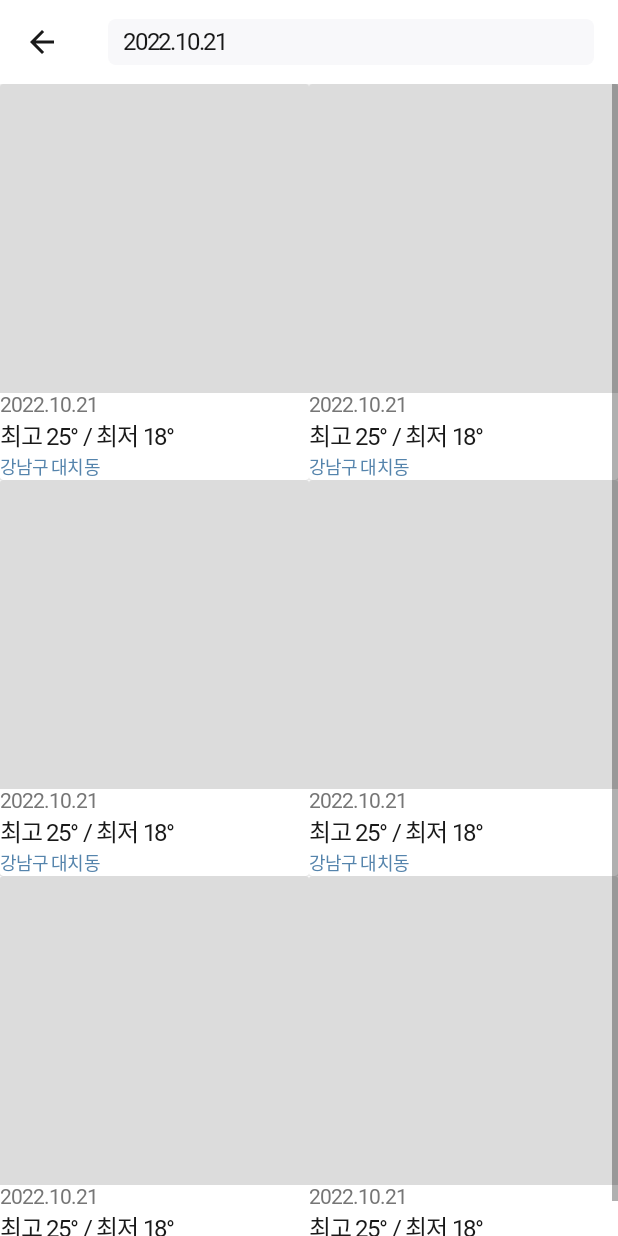
After one commit to hyunjuIm/WeatherWear, an Android app: the layout activity_search_weather_wear.xml on its own in the app's theme, with its tools: preview values and no code run, on a phone screen of 412 x 824 dp. The commit adds this screen. Run offline under Robolectric (Android 15) with nearby library versions, the phone set to English and light mode, and no system bars.

Commit message:
[ADD] : 웨더웨어 날짜로 검색하기

```diff
--- a/app/src/main/AndroidManifest.xml
+++ b/app/src/main/AndroidManifest.xml
@@ -27,6 +27,9 @@
         android:usesCleartextTraffic="true"
         tools:targetApi="31">
         <activity
+            android:name=".screen.main.wear.search.SearchWeatherWearActivity"
+            android:exported="false" />
+        <activity
             android:name=".screen.dailylook.detail.WeatherWearDetailActivity"
             android:exported="false" />
         <activity
--- a/app/src/main/java/com/hyunju/weatherwear/data/db/dao/WeatherWearDao.kt
+++ b/app/src/main/java/com/hyunju/weatherwear/data/db/dao/WeatherWearDao.kt
@@ -15,11 +15,14 @@ interface WeatherWearDao {
     @Query("SELECT * FROM WeatherWearEntity ORDER BY date DESC LIMIT 1")
     suspend fun getLatestItem(): WeatherWearEntity
 
+    @Query("SELECT * FROM WeatherWearEntity WHERE date=:date")
+    suspend fun getSearchDate(date: Long): List<WeatherWearEntity>
+
     @Query("SELECT * FROM WeatherWearEntity ORDER BY date DESC")
     suspend fun getAll(): List<WeatherWearEntity>
 
     @Insert(onConflict = OnConflictStrategy.REPLACE)
-    suspend fun insert(weatherWearEntity: WeatherWearEntity):Long
+    suspend fun insert(weatherWearEntity: WeatherWearEntity): Long
 
     @Query("DELETE FROM WeatherWearEntity WHERE id=:id")
     suspend fun delete(id: Long)
--- a/app/src/main/java/com/hyunju/weatherwear/data/repository/wear/DefaultWeatherWearRepository.kt
+++ b/app/src/main/java/com/hyunju/weatherwear/data/repository/wear/DefaultWeatherWearRepository.kt
@@ -19,6 +19,11 @@ class DefaultWeatherWearRepository @Inject constructor(
             weatherWearDao.getLatestItem()
         }
 
+    override suspend fun getSearchDateWeatherWears(date: Long): List<WeatherWearEntity> =
+        withContext(Dispatchers.IO) {
+            weatherWearDao.getSearchDate(date)
+        }
+
     override suspend fun getAllWeatherWears(): List<WeatherWearEntity> =
         withContext(Dispatchers.IO) {
             weatherWearDao.getAll()
--- a/app/src/main/java/com/hyunju/weatherwear/data/repository/wear/WeatherWearRepository.kt
+++ b/app/src/main/java/com/hyunju/weatherwear/data/repository/wear/WeatherWearRepository.kt
@@ -8,6 +8,8 @@ interface WeatherWearRepository {
 
     suspend fun getWeatherWearLatestItem(): WeatherWearEntity?
 
+    suspend fun getSearchDateWeatherWears(date: Long): List<WeatherWearEntity>
+
     suspend fun getAllWeatherWears(): List<WeatherWearEntity>
 
     suspend fun insertWeatherWear(weatherWearEntity: WeatherWearEntity): Long
--- /dev/null
+++ b/app/src/main/res/layout/activity_search_weather_wear.xml
@@ -0,0 +1,81 @@
+<?xml version="1.0" encoding="utf-8"?>
+<androidx.constraintlayout.widget.ConstraintLayout xmlns:android="http://schemas.android.com/apk/res/android"
+    xmlns:app="http://schemas.android.com/apk/res-auto"
+    xmlns:tools="http://schemas.android.com/tools"
+    android:layout_width="match_parent"
+    android:layout_height="match_parent"
+    tools:context=".screen.main.wear.search.SearchWeatherWearActivity">
+
+    <androidx.appcompat.widget.Toolbar
+        android:id="@+id/toolbar"
+        style="?attr/toolbarWithArrowStyle"
+        android:layout_width="0dp"
+        android:layout_height="wrap_content"
+        app:layout_constraintEnd_toEndOf="parent"
+        app:layout_constraintStart_toStartOf="parent"
+        app:layout_constraintTop_toTopOf="parent">
+
+        <TextView
+            android:id="@+id/searchTextView"
+            android:layout_width="match_parent"
+            android:layout_height="wrap_content"
+            android:layout_marginEnd="16dp"
+            android:background="@drawable/bg_rounded_snow"
+            android:backgroundTint="@color/transparent"
+            android:backgroundTintMode="add"
+            android:maxLines="1"
+            android:outlineProvider="none"
+            android:paddingHorizontal="10dp"
+            android:paddingVertical="6dp"
+            android:textSize="16sp"
+            tools:text="2022.10.21" />
+
+    </androidx.appcompat.widget.Toolbar>
+
+    <TextView
+        android:id="@+id/emptyResultTextView"
+        android:layout_width="wrap_content"
+        android:layout_height="wrap_content"
+        android:text="@string/empty_search_result"
+        android:visibility="gone"
+        app:layout_constraintBottom_toBottomOf="parent"
+        app:layout_constraintEnd_toEndOf="parent"
+        app:layout_constraintStart_toStartOf="parent"
+        app:layout_constraintTop_toBottomOf="@+id/toolbar" />
+
+    <androidx.recyclerview.widget.RecyclerView
+        android:id="@+id/recyclerView"
+        android:layout_width="0dp"
+        android:layout_height="0dp"
+        android:scrollbars="vertical"
+        app:layoutManager="androidx.recyclerview.widget.GridLayoutManager"
+        app:layout_constraintBottom_toBottomOf="parent"
+        app:layout_constraintEnd_toEndOf="parent"
+        app:layout_constraintStart_toStartOf="parent"
+        app:layout_constraintTop_toBottomOf="@+id/toolbar"
+        app:spanCount="2"
+        tools:itemCount="8"
+        tools:listitem="@layout/item_wear" />
+
+    <androidx.constraintlayout.widget.ConstraintLayout
+        android:id="@+id/loadingView"
+        android:layout_width="match_parent"
+        android:layout_height="match_parent"
+        android:background="@color/black_shadow"
+        android:visibility="gone">
+
+        <com.airbnb.lottie.LottieAnimationView
+            android:layout_width="250dp"
+            android:layout_height="250dp"
+            android:scaleType="centerCrop"
+            app:layout_constraintBottom_toBottomOf="parent"
+            app:layout_constraintEnd_toEndOf="parent"
+            app:layout_constraintStart_toStartOf="parent"
+            app:layout_constraintTop_toTopOf="parent"
+            app:lottie_autoPlay="true"
+            app:lottie_loop="true"
+            app:lottie_rawRes="@raw/loading_weather" />
+
+    </androidx.constraintlayout.widget.ConstraintLayout>
+
+</androidx.constraintlayout.widget.ConstraintLayout>
--- a/app/src/main/res/values/strings.xml
+++ b/app/src/main/res/values/strings.xml
@@ -31,6 +31,10 @@
     <string name="setting_photo_permission">⚠️\n\n사진을 가져오기 위해 권한이 필요합니다.\n설정 - [카메라], [저장공간] 권한을 허용해주세요.\n\n확인을 누르면 설정으로 이동합니다.</string>
     <string name="delete">삭제</string>
 
+    <string name="search_date">날짜로 검색</string>
+    <string name="search_temperature">기온으로 검색</string>
+
+
     <!-- Error -->
     <string name="request_error">예기치 못한 오류가 발생했습니다.</string>
     <string name="fail_get_information">정보 조회를 실패했습니다.</string>
--- a/build.gradle
+++ b/build.gradle
@@ -2,7 +2,7 @@
 plugins {
     id 'com.android.application' version '7.2.1' apply false
     id 'com.android.library' version '7.2.1' apply false
-    id 'org.jetbrains.kotlin.android' version '1.7.0' apply false
+    id 'org.jetbrains.kotlin.android' version '1.7.10' apply false
 
     // Hilt
     id("com.google.dagger.hilt.android") version "2.44" apply false
```
Also changed, not shown: app/src/main/java/com/hyunju/weatherwear/screen/main/wear/WearFragment.kt (+27 -0 lines), app/src/main/java/com/hyunju/weatherwear/screen/main/wear/search/SearchWeatherWearActivity.kt (added, +141 -0 lines), app/src/main/java/com/hyunju/weatherwear/screen/main/wear/search/SearchWeatherWearState.kt (added, +19 -0 lines), app/src/main/java/com/hyunju/weatherwear/screen/main/wear/search/SearchWeatherWearViewModel.kt (added, +31 -0 lines), app/src/main/java/com/hyunju/weatherwear/screen/write/WriteActivity.kt (+13 -8 lines), app/src/main/res/values/style.xml (+8 -0 lines).
